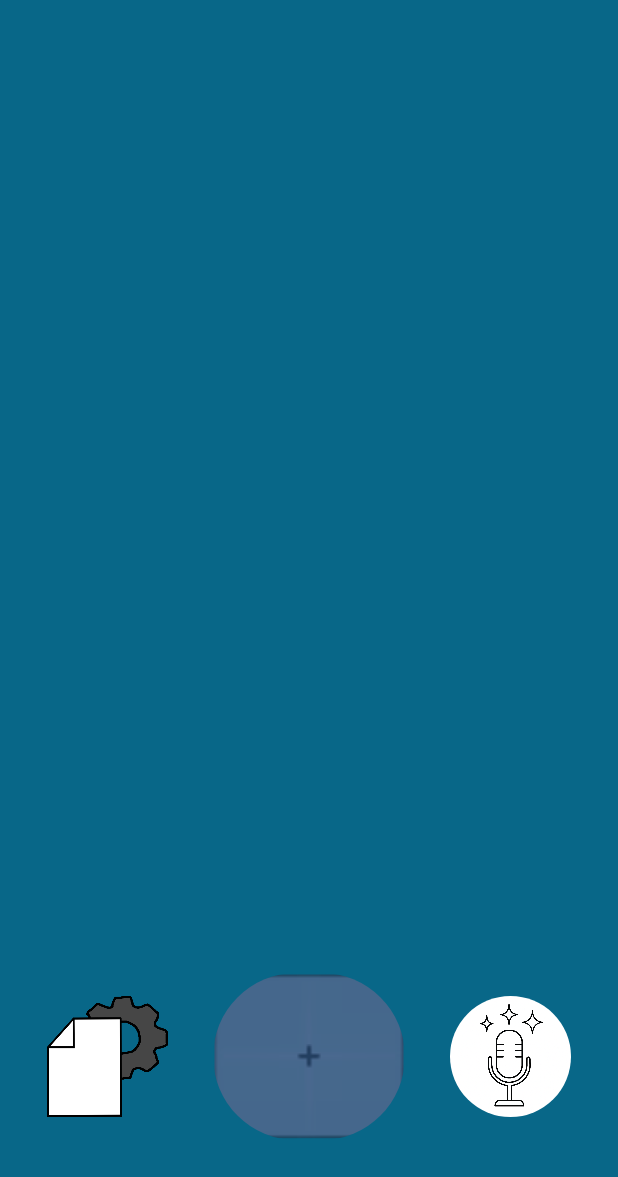
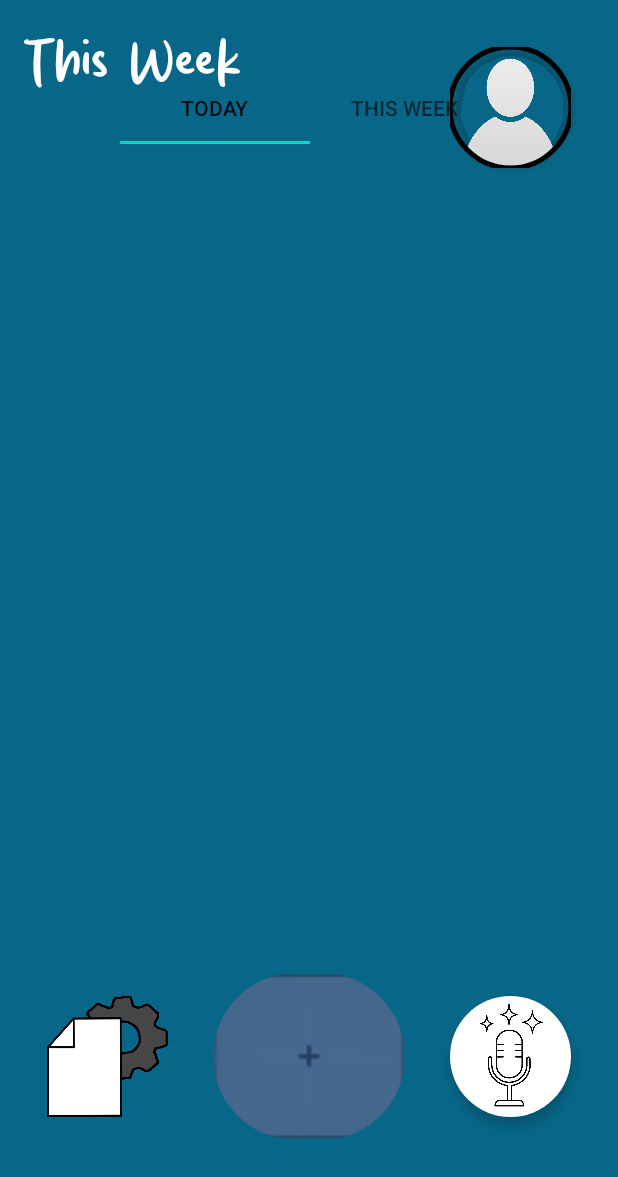
Before and after one commit to EthanK300/Swiper, an Android app: the MainActivity screen opened directly, with no data from a screen before it, on a phone screen of 412 x 824 dp. Shown: the top 1177 px of the screen. Run offline under Robolectric (Android 15) with nearby library versions, the phone set to English and light mode, and no system bars; 1 statement that could not run was skipped.

Commit message:
start adding main functionality on mainactivity

```diff
--- a/app/build.gradle.kts
+++ b/app/build.gradle.kts
@@ -37,6 +37,7 @@ dependencies {
     implementation(libs.material)
     implementation("com.squareup.okhttp3:okhttp:4.12.0")
     implementation("androidx.cardview:cardview:1.0.0")
+    implementation("com.google.android.material:material:1.11.0")
     testImplementation(libs.junit)
     androidTestImplementation(libs.ext.junit)
     androidTestImplementation(libs.espresso.core)
--- a/app/src/main/java/com/application/swiper/MainActivity.java
+++ b/app/src/main/java/com/application/swiper/MainActivity.java
@@ -2,15 +2,21 @@ package com.application.swiper;
 
 import android.content.Intent;
 import android.os.Bundle;
-import android.widget.Button;
 import android.widget.ImageButton;
-import android.widget.TextView;
-
 import androidx.appcompat.app.AppCompatActivity;
+import androidx.fragment.app.Fragment;
+import com.google.android.material.imageview.ShapeableImageView;
+import com.google.android.material.tabs.TabLayout;
+import java.util.List;
 
 public class MainActivity extends AppCompatActivity {
     Intent intent;
-    ImageButton settingsButton;
+    ImageButton settings;
+    ImageButton add;
+    ImageButton aiAssist;
+    ShapeableImageView profile;
+    TabLayout tabLayout;
+    List<Fragment> fragments;
 
     @Override
     protected void onCreate(Bundle savedInstanceState){
@@ -18,9 +24,65 @@ public class MainActivity extends AppCompatActivity {
         intent = getIntent();
         setContentView(R.layout.main_activity);
         System.out.println("session type: " + intent.getStringExtra("type"));
-        settingsButton = this.findViewById(R.id.settingsgear);
-        settingsButton.setOnClickListener(v -> {
+        settings = this.findViewById(R.id.settingsgear);
+        add = this.findViewById(R.id.add);
+        aiAssist = this.findViewById(R.id.aitool);
+        profile = this.findViewById(R.id.profile_picture);
+        tabLayout = findViewById(R.id.tab_layout);
+
+        settings.setOnClickListener(v -> {
             System.out.println("settings clicked");
+        });
+        add.setOnClickListener(v -> {
+            System.out.println("add clicked");
+        });
+        aiAssist.setOnClickListener(v -> {
+            System.out.println("aiAssist clicked");
+        });
+        profile.setOnClickListener(v -> {
+            System.out.println("profile clicked");
+        });
+
+        tabLayout.addTab(tabLayout.newTab().setText("Today"));
+        tabLayout.addTab(tabLayout.newTab().setText("This Week"));
+        tabLayout.addTab(tabLayout.newTab().setText("All"));
+
+        getSupportFragmentManager()
+                .beginTransaction()
+                .replace(R.id.fragment_container, new PageFragment()) // TODO: finish this so that fragments work
+                .commit();
+
+        // Handle tab switching
+        tabLayout.addOnTabSelectedListener(new TabLayout.OnTabSelectedListener() {
+            @Override
+            public void onTabSelected(TabLayout.Tab tab) {
+                Fragment selected = null;
+
+                // TODO: finish this so that the fragments work
+                switch (tab.getPosition()) {
+                    case 0:
+                        break;
+                    case 1:
+                        break;
+                    case 2:
+                        break;
+                }
+
+                getSupportFragmentManager()
+                        .beginTransaction()
+                        .replace(R.id.fragment_container, selected)
+                        .commit();
+            }
+
+            @Override
+            public void onTabUnselected(TabLayout.Tab tab) {
+
+            }
+
+            @Override
+            public void onTabReselected(TabLayout.Tab tab) {
+
+            }
         });
     }
 }
--- a/app/src/main/res/layout/main_activity.xml
+++ b/app/src/main/res/layout/main_activity.xml
@@ -33,27 +33,57 @@
         app:layout_constraintEnd_toEndOf="parent"
         app:layout_constraintBottom_toTopOf="@id/guideline_start"
         >
+        <com.google.android.material.imageview.ShapeableImageView
+            android:id="@+id/profile_picture"
+            android:layout_width="0dp"
+            android:layout_height="0dp"
+            android:src="@drawable/blank_profile"
+            app:shapeAppearanceOverlay="@style/profile"
+            android:contentDescription="Profile"
+            app:layout_constraintTop_toTopOf="parent"
+            app:layout_constraintBottom_toBottomOf="parent"
+            app:layout_constraintEnd_toEndOf="parent"
+            app:layout_constraintDimensionRatio="1:1"
+            android:layout_margin="15dp"
+            android:scaleType="fitCenter"
+            app:strokeColor="@color/black"
+            app:strokeWidth="3dp"
+            android:elevation="4dp"
+            />
 
+        <TextView
+            android:layout_width="match_parent"
+            android:layout_height="0dp"
+            app:layout_constraintStart_toStartOf="parent"
+            app:layout_constraintTop_toTopOf="parent"
+            android:text="This Week"
+            android:id="@+id/pageTitle"
+            android:textColor="@color/white"
+            android:fontFamily="@font/kiwifont"
+            android:textSize="45sp"
+            />
+
+        <com.google.android.material.tabs.TabLayout
+            android:id="@+id/tab_layout"
+            android:layout_width="match_parent"
+            android:layout_height="wrap_content"
+            android:paddingLeft="64dp"
+            android:paddingRight="64dp"
+            app:layout_constraintTop_toTopOf="parent"
+            app:layout_constraintBottom_toBottomOf="parent"
+            />
     </androidx.constraintlayout.widget.ConstraintLayout>
 
-    <ScrollView
-        android:layout_width="fill_parent"
+    <FrameLayout
+        android:id="@+id/fragment_container"
+        android:layout_width="match_parent"
         android:layout_height="0dp"
-        android:id="@+id/vscroller"
+        android:layout_weight="1"
         android:paddingLeft="64dp"
         android:paddingRight="64dp"
         app:layout_constraintTop_toBottomOf="@id/guideline_start"
         app:layout_constraintBottom_toTopOf="@id/guideline_end"
-        app:layout_constraintEnd_toEndOf="parent"
-        >
-        <LinearLayout
-            android:layout_width="match_parent"
-            android:layout_height="wrap_content"
-            android:id="@+id/itemContainer"
-            android:orientation="vertical"
-            >
-        </LinearLayout>
-    </ScrollView>
+        />
 
     <androidx.constraintlayout.widget.ConstraintLayout
         android:layout_width="fill_parent"
@@ -87,11 +117,12 @@
             app:layout_constraintEnd_toEndOf="parent"
             app:layout_constraintDimensionRatio="1:1"
             android:scaleType="fitCenter"
-            android:background="@drawable/rounded_aitool"
+            android:background="@drawable/rounded_circle_image"
             android:clipToOutline="true"
             android:outlineProvider="background"
             android:layout_margin="15dp"
             android:contentDescription="Use AI to assist you"
+            android:elevation="4dp"
             />
         <ImageButton
             android:layout_width="0dp"
--- a/app/src/main/res/values/styles.xml
+++ b/app/src/main/res/values/styles.xml
@@ -1,5 +1,5 @@
 <?xml version="1.0" encoding="utf-8"?>
-<resources>
+<resources xmlns:android="http://schemas.android.com/apk/res/android">
     <style name="default.noActionBar" parent="Theme.AppCompat.DayNight.NoActionBar">
         <item name="colorPrimary">@color/purple_500</item>
         <item name="colorPrimaryDark">@color/purple_700</item>
@@ -17,4 +17,9 @@
         <item name="android:elevation">0dp</item>
         <item name="android:stateListAnimator">@null</item>
     </style>
+    <style name="profile">
+        <item name="cornerSize">50%</item>
+        <item name="android:background">@color/cerulean</item>
+        <item name="cornerFamily">rounded</item>
+    </style>
 </resources>
```
Also changed, not shown: app/src/main/res/drawable/calendaricon.png (added), app/src/main/res/drawable/rounded_circle_image.xml (renamed from app/src/main/res/drawable/rounded_aitool.xml).
